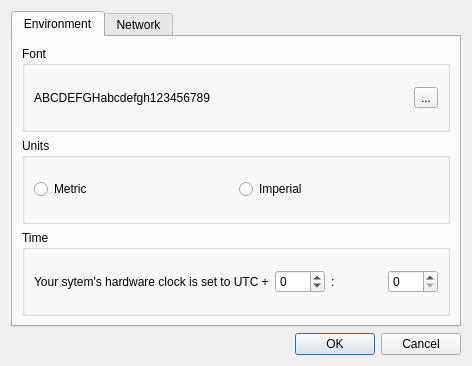
Before: the Qt Designer form src/IDlgConfig.ui in ntruchsess/QLandkarteGT, drawn with Qt 5.
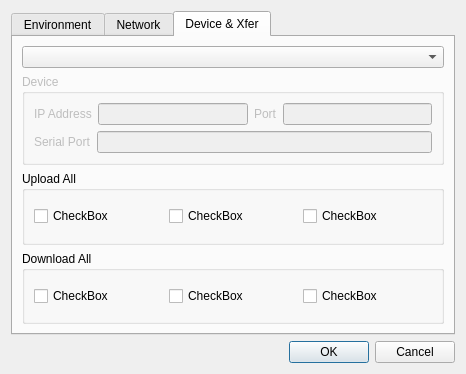
After: the same form once the commit is applied. The open tabs and pages were chosen to show the change.

```diff
--- a/src/IDlgConfig.ui
+++ b/src/IDlgConfig.ui
@@ -5,8 +5,8 @@
    <rect>
     <x>0</x>
     <y>0</y>
-    <width>472</width>
-    <height>366</height>
+    <width>466</width>
+    <height>374</height>
    </rect>
   </property>
   <property name="windowTitle" >
@@ -213,6 +213,126 @@
        </item>
       </layout>
      </widget>
+     <widget class="QWidget" name="Seite" >
+      <attribute name="title" >
+       <string>Device &amp;&amp; Xfer</string>
+      </attribute>
+      <layout class="QVBoxLayout" >
+       <item>
+        <widget class="QComboBox" name="comboDevice" />
+       </item>
+       <item>
+        <widget class="QGroupBox" name="groupDevice" >
+         <property name="enabled" >
+          <bool>false</bool>
+         </property>
+         <property name="title" >
+          <string>Device</string>
+         </property>
+         <layout class="QVBoxLayout" >
+          <item>
+           <layout class="QHBoxLayout" >
+            <item>
+             <widget class="QLabel" name="label_6" >
+              <property name="text" >
+               <string>IP Address</string>
+              </property>
+             </widget>
+            </item>
+            <item>
+             <widget class="QLineEdit" name="lineDevIPAddr" />
+            </item>
+            <item>
+             <widget class="QLabel" name="label_7" >
+              <property name="text" >
+               <string>Port</string>
+              </property>
+             </widget>
+            </item>
+            <item>
+             <widget class="QLineEdit" name="lineDevIPPort" />
+            </item>
+           </layout>
+          </item>
+          <item>
+           <layout class="QHBoxLayout" >
+            <item>
+             <widget class="QLabel" name="label_8" >
+              <property name="text" >
+               <string>Serial Port</string>
+              </property>
+             </widget>
+            </item>
+            <item>
+             <widget class="QLineEdit" name="lineDevSerialPort" />
+            </item>
+           </layout>
+          </item>
+         </layout>
+        </widget>
+       </item>
+       <item>
+        <widget class="QGroupBox" name="groupBox_7" >
+         <property name="title" >
+          <string>Upload All</string>
+         </property>
+         <layout class="QHBoxLayout" >
+          <item>
+           <widget class="QCheckBox" name="checkBox" >
+            <property name="text" >
+             <string>CheckBox</string>
+            </property>
+           </widget>
+          </item>
+          <item>
+           <widget class="QCheckBox" name="checkBox_2" >
+            <property name="text" >
+             <string>CheckBox</string>
+            </property>
+           </widget>
+          </item>
+          <item>
+           <widget class="QCheckBox" name="checkBox_3" >
+            <property name="text" >
+             <string>CheckBox</string>
+            </property>
+           </widget>
+          </item>
+         </layout>
+        </widget>
+       </item>
+       <item>
+        <widget class="QGroupBox" name="groupBox_8" >
+         <property name="title" >
+          <string>Download All</string>
+         </property>
+         <layout class="QHBoxLayout" >
+          <item>
+           <widget class="QCheckBox" name="checkBox_4" >
+            <property name="text" >
+             <string>CheckBox</string>
+            </property>
+           </widget>
+          </item>
+          <item>
+           <widget class="QCheckBox" name="checkBox_5" >
+            <property name="text" >
+             <string>CheckBox</string>
+            </property>
+           </widget>
+          </item>
+          <item>
+           <widget class="QCheckBox" name="checkBox_6" >
+            <property name="text" >
+             <string>CheckBox</string>
+            </property>
+           </widget>
+          </item>
+         </layout>
+        </widget>
+       </item>
+      </layout>
+     </widget>
     </widget>
    </item>
    <item>
```
